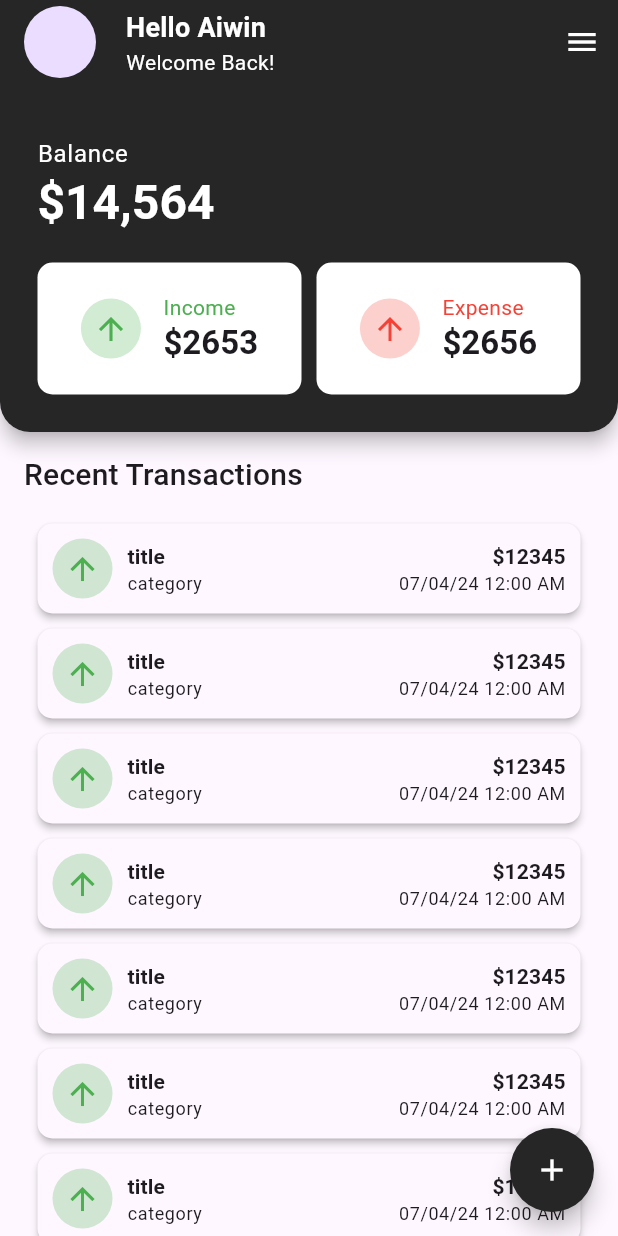
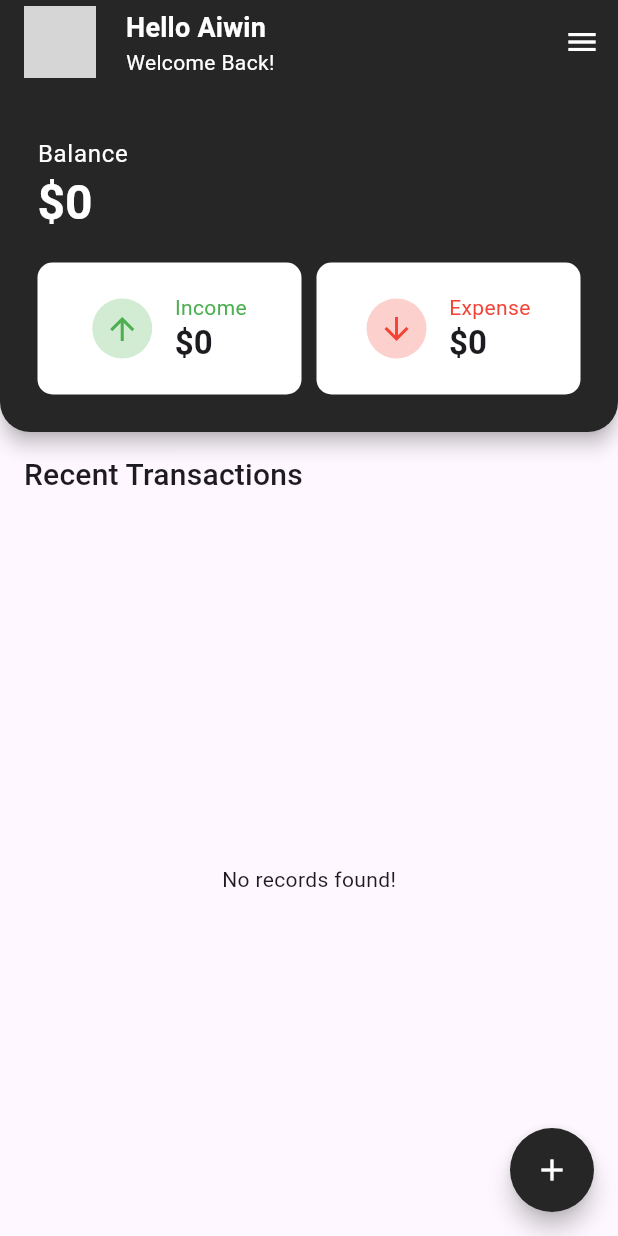
Before and after one commit to antonyaiwin/flutter_expense_tracker_with_firebase, a Flutter app: the screen it shows after launch, on a phone screen of 412 x 824 dp. Run offline on Flutter 3.47's test engine with Material 3 defaults, Android fonts, the phone set to English and light mode, and no system bars; our stand-ins replace sqflite; accounts and stored records are empty; network calls fail; grey boxes are pictures that could not be loaded.

Commit message:
implemented sqflite database for local data storage

```diff
--- a/lib/main.dart
+++ b/lib/main.dart
@@ -1,5 +1,7 @@
 import 'package:flutter/material.dart';
+import 'package:flutter_expense_tracker/controller/database_controller.dart';
 import 'package:flutter_expense_tracker/view/splash_screen/splash_screen.dart';
+import 'package:provider/provider.dart';
 
 import 'core/constants/color_constants.dart';
 
@@ -12,7 +14,13 @@ class MainApp extends StatelessWidget {
 
   @override
   Widget build(BuildContext context) {
-    return MaterialApp(
+    return MultiProvider(
+      providers: [
+        ChangeNotifierProvider(
+          create: (context) => DatabaseController(),
+        )
+      ],
+      child: MaterialApp(
         debugShowCheckedModeBanner: false,
         theme: ThemeData(
           useMaterial3: true,
@@ -32,6 +40,7 @@ class MainApp extends StatelessWidget {
           ),
         ),
         home: const SplashScreen(),
+      ),
     );
   }
 }
--- a/lib/model/record_model.dart
+++ b/lib/model/record_model.dart
@@ -1,15 +1,57 @@
 class RecordModel {
-  String title;
+  int? id;
+  String note;
   String category;
   double amount;
   DateTime date;
   bool isIncome;
 
   RecordModel({
-    required this.title,
+    this.id,
+    required this.note,
     required this.category,
     required this.amount,
     required this.date,
     required this.isIncome,
   });
+
+  RecordModel copyWith({
+    int? id,
+    String? note,
+    String? category,
+    double? amount,
+    DateTime? date,
+    bool? isIncome,
+  }) {
+    return RecordModel(
+      id: id ?? this.id,
+      note: note ?? this.note,
+      category: category ?? this.category,
+      amount: amount ?? this.amount,
+      date: date ?? this.date,
+      isIncome: isIncome ?? this.isIncome,
+    );
+  }
+
+  Map<String, dynamic> toMap() {
+    return <String, dynamic>{
+      'id': id,
+      'note': note,
+      'category': category,
+      'amount': amount,
+      'date': date.millisecondsSinceEpoch,
+      'isIncome': isIncome,
+    };
+  }
+
+  factory RecordModel.fromMap(Map<String, dynamic> map) {
+    return RecordModel(
+      id: map['id'] != null ? map['id'] as int : null,
+      note: map['note'] as String,
+      category: map['category'] as String,
+      amount: map['amount'] as double,
+      date: DateTime.fromMillisecondsSinceEpoch(map['date'] as int),
+      isIncome: map['isIncome'] == 1,
+    );
+  }
 }
--- a/lib/view/home_screen/home_screen.dart
+++ b/lib/view/home_screen/home_screen.dart
@@ -1,6 +1,6 @@
 import 'package:flutter/material.dart';
 import 'package:flutter_expense_tracker/controller/add_record_screen_controller.dart';
-import 'package:flutter_expense_tracker/model/record_model.dart';
+import 'package:flutter_expense_tracker/controller/database_controller.dart';
 import 'package:provider/provider.dart';
 import '../../core/constants/color_constants.dart';
 import '../add_record_screen/add_record_screen.dart';
@@ -20,7 +20,11 @@ class HomeScreen extends StatelessWidget {
             backgroundColor: ColorConstants.black26,
             title: Row(
               children: [
-                const CircleAvatar(radius: 24),
+                const CircleAvatar(
+                  radius: 24,
+                  backgroundImage: NetworkImage(
+                      'https://images.pexels.com/photos/2380794/pexels-photo-2380794.jpeg?auto=compress&cs=tinysrgb&w=600'),
+                ),
                 const SizedBox(width: 20),
                 Column(
                   crossAxisAlignment: CrossAxisAlignment.start,
@@ -74,19 +78,26 @@ class HomeScreen extends StatelessWidget {
               bottom: 100,
               top: 5,
             ),
-            sliver: SliverList.separated(
-              itemBuilder: (context, index) {
-                return TransactionCard(
-                  item: RecordModel(
-                      title: 'title',
-                      category: 'category',
-                      amount: 12345,
-                      date: DateTime(2024, 4, 7),
-                      isIncome: true),
+            sliver: Consumer<DatabaseController>(
+              builder: (context, value, child) {
+                if (value.transactionsList.isEmpty) {
+                  return const SliverFillRemaining(
+                    child: Center(
+                      child: Text('No records found!'),
+                    ),
+                  );
+                } else {}
+                return SliverList.separated(
+                  itemBuilder: (context, index) {
+                    return TransactionCard(
+                      item: value.transactionsList[index],
+                    );
+                  },
+                  separatorBuilder: (context, index) =>
+                      const SizedBox(height: 10),
+                  itemCount: value.transactionsList.length,
                 );
               },
-              separatorBuilder: (context, index) => const SizedBox(height: 10),
-              itemCount: 50,
             ),
           ),
         ],
--- a/lib/view/home_screen/widgets/summary_card.dart
+++ b/lib/view/home_screen/widgets/summary_card.dart
@@ -1,4 +1,6 @@
 import 'package:flutter/material.dart';
+import 'package:flutter_expense_tracker/controller/database_controller.dart';
+import 'package:provider/provider.dart';
 
 import '../../../core/constants/color_constants.dart';
 import 'total_card.dart';
@@ -31,26 +33,28 @@ class SummaryCard extends StatelessWidget {
                     color: ColorConstants.primaryWhite,
                   ),
             ),
-            Text(
-              '\$14,564',
-              style: Theme.of(context).textTheme.headlineLarge!.copyWith(
-                    color: ColorConstants.primaryWhite,
-                    fontWeight: FontWeight.bold,
-                  ),
+            Consumer<DatabaseController>(
+              builder: (BuildContext context, DatabaseController value,
+                  Widget? child) {
+                return Text(
+                  '\$${value.totalBalance.toStringAsFixed(0)}',
+                  style: Theme.of(context).textTheme.headlineLarge!.copyWith(
+                        color: ColorConstants.primaryWhite,
+                        fontWeight: FontWeight.bold,
+                      ),
+                );
+              },
             ),
             const SizedBox(height: 20),
             const Row(
               children: [
                 Expanded(
-                  child: TotalCard(
-                    amount: '2653',
-                  ),
+                  child: TotalCard(),
                 ),
                 SizedBox(width: 10),
                 Expanded(
                   child: TotalCard(
                     isIncome: false,
-                    amount: '2656',
                   ),
                 ),
               ],
--- a/lib/view/home_screen/widgets/total_card.dart
+++ b/lib/view/home_screen/widgets/total_card.dart
@@ -1,4 +1,6 @@
 import 'package:flutter/material.dart';
+import 'package:flutter_expense_tracker/controller/database_controller.dart';
+import 'package:provider/provider.dart';
 
 import '../../../core/constants/color_constants.dart';
 import 'transaction_icon.dart';
@@ -7,10 +9,8 @@ class TotalCard extends StatelessWidget {
   const TotalCard({
     super.key,
     this.isIncome = true,
-    required this.amount,
   });
   final bool isIncome;
-  final String amount;
   @override
   Widget build(BuildContext context) {
     return Container(
@@ -37,12 +37,16 @@ class TotalCard extends StatelessWidget {
                           : ColorConstants.primaryRed,
                     ),
               ),
-              Text(
-                '\$$amount',
-                style: Theme.of(context)
-                    .textTheme
-                    .titleLarge!
-                    .copyWith(fontWeight: FontWeight.w600),
+              Consumer<DatabaseController>(
+                builder: (context, value, child) {
+                  return Text(
+                    '\$${isIncome ? value.totalIncome.toStringAsFixed(0) : value.totalExpense.toStringAsFixed(0)}',
+                    style: Theme.of(context)
+                        .textTheme
+                        .titleLarge!
+                        .copyWith(fontWeight: FontWeight.w600),
+                  );
+                },
               ),
             ],
           ),
--- a/lib/view/home_screen/widgets/transaction_card.dart
+++ b/lib/view/home_screen/widgets/transaction_card.dart
@@ -20,14 +20,16 @@ class TransactionCard extends StatelessWidget {
         padding: const EdgeInsets.all(10),
         child: Row(
           children: [
-            const TransactionIcon.income(),
+            item.isIncome
+                ? const TransactionIcon.income()
+                : const TransactionIcon.expense(),
             const SizedBox(width: 10),
             Expanded(
               child: Column(
                 crossAxisAlignment: CrossAxisAlignment.start,
                 children: [
                   Text(
-                    item.title,
+                    item.note,
                     style: Theme.of(context).textTheme.titleSmall!.copyWith(
                           fontWeight: FontWeight.bold,
                         ),
--- a/lib/view/home_screen/widgets/transaction_icon.dart
+++ b/lib/view/home_screen/widgets/transaction_icon.dart
@@ -5,18 +5,21 @@ import '../../../core/constants/color_constants.dart';
 class TransactionIcon extends StatelessWidget {
   const TransactionIcon.income({
     super.key,
-  }) : color = ColorConstants.primaryGreen;
+  })  : color = ColorConstants.primaryGreen,
+        icon = Icons.arrow_upward;
   const TransactionIcon.expense({
     super.key,
-  }) : color = ColorConstants.primaryRed;
+  })  : color = ColorConstants.primaryRed,
+        icon = Icons.arrow_downward;
 
+  final IconData icon;
   final Color color;
   @override
   Widget build(BuildContext context) {
     return CircleAvatar(
       backgroundColor: color.withOpacity(0.25),
       child: Icon(
-        Icons.arrow_upward,
+        icon,
         color: color,
       ),
     );
```
Also changed, not shown: lib/controller/add_record_screen_controller.dart (+21 -0 lines), lib/controller/database_controller.dart (added, +83 -0 lines), lib/view/add_record_screen/add_record_screen.dart (+18 -1 lines). Lines whose indentation alone changed are shown as unchanged.
